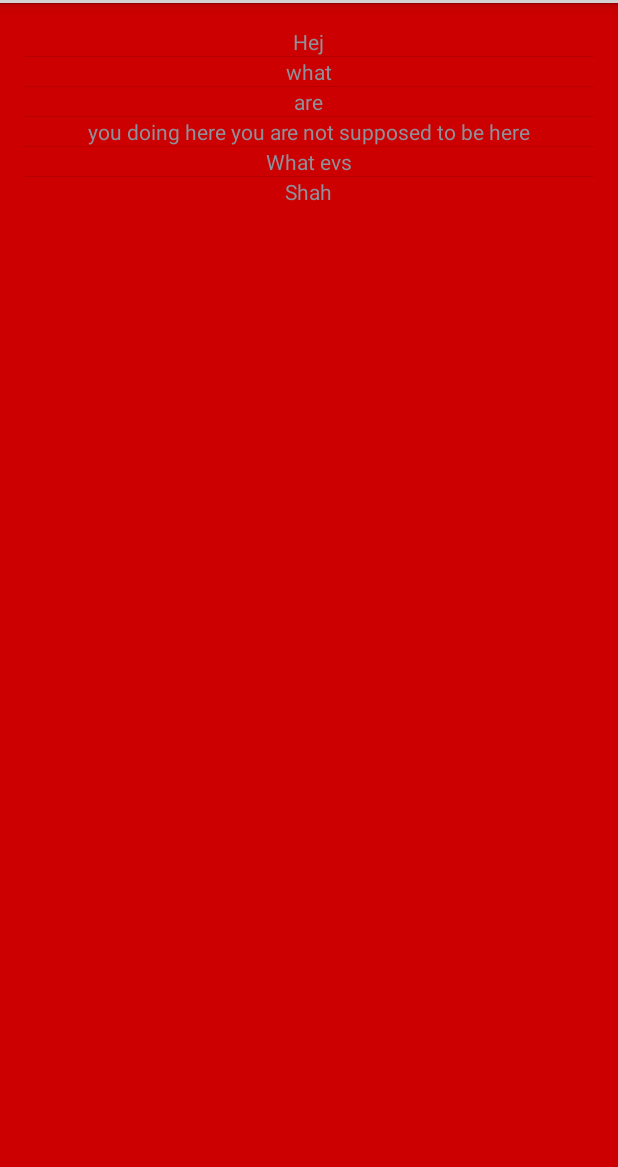
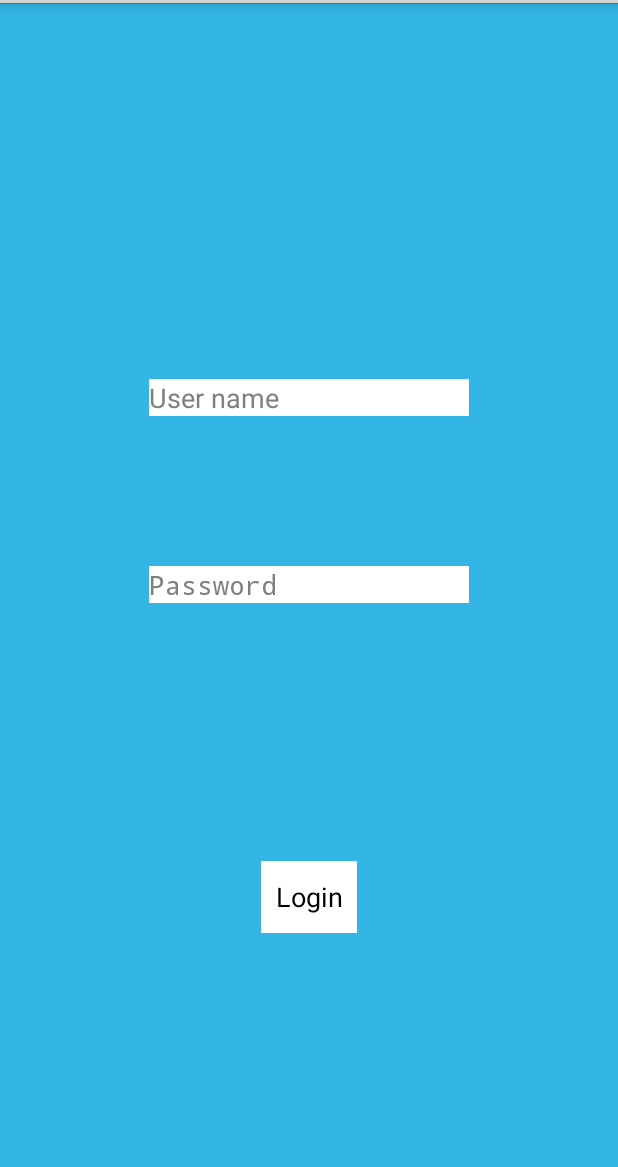
Before and after one commit to c0detupus/twitterU, an Android app: the screen it shows after launch (MainActivity), on a phone screen of 412 x 824 dp, the part 69-1236 px from its top. Run offline under Robolectric (Android 15) with nearby library versions, the phone set to English and light mode, and no system bars.

```diff
--- a/app/build.gradle
+++ b/app/build.gradle
@@ -21,8 +21,8 @@ android {
 
 dependencies {
     compile fileTree(dir: 'libs', include: ['*.jar'])
-
-
+    compile 'com.etsy.android.grid:library:1.0.5' // see changelog
+    compile 'org.twitter4j:twitter4j-core:4.0.1'
 
 
 
@@ -36,9 +36,7 @@ dependencies {
         mavenCentral()
     }
 
-    dependencies {
-        compile 'com.etsy.android.grid:library:1.0.5' // see changelog
-    }
+
 
 
 }
--- a/app/src/main/AndroidManifest.xml
+++ b/app/src/main/AndroidManifest.xml
@@ -17,6 +17,14 @@
                 <category android:name="android.intent.category.LAUNCHER" />
             </intent-filter>
         </activity>
+
     </application>
 
+    <!-- Permission - Internet Connect -->
+    <uses-permission android:name="android.permission.INTERNET" />
+
+    <!-- Network State Permissions -->
+    <uses-permission android:name="android.permission.ACCESS_NETWORK_STATE" />
+
+
 </manifest>
--- a/app/src/main/java/com/afk/twitteru/activities/MainActivity.java
+++ b/app/src/main/java/com/afk/twitteru/activities/MainActivity.java
@@ -5,31 +5,39 @@ import android.app.FragmentManager;
 import android.app.FragmentTransaction;
 import android.content.res.Configuration;
 
+import android.net.Uri;
 import android.os.Bundle;
 import android.util.Log;
 import android.view.Menu;
 import android.view.MenuItem;
 
 import com.afk.twitteru.R;
-import com.afk.twitteru.enums.Tags;
 import com.afk.twitteru.fragments.ListViewFragment;
+import com.afk.twitteru.fragments.LoginFragment;
 import com.afk.twitteru.fragments.StaggeredGridFragment;
 
 import static android.content.res.Configuration.ORIENTATION_LANDSCAPE;
 import static android.content.res.Configuration.ORIENTATION_PORTRAIT;
 
 
-public class MainActivity extends Activity {
+public class MainActivity extends Activity implements LoginFragment.OnFragmentInteractionListener {
+
+    // Note: Your consumer key and secret should be obfuscated in your source code before shipping.
+    private static final String TWITTER_KEY = "brI7DXOJVCDNeUanRVnut410q";
+    private static final String TWITTER_SECRET = "7Kl2tOVOhJkZcSeczmtgkgDKKIZ7vrm2Sx2qMr6vrip08XS32C";
+
 
 
     private String log = "LOG";
-
+    private boolean loggedIn;
 
     @Override
     protected void onCreate(Bundle savedInstanceState) {
         super.onCreate(savedInstanceState);
+
         setContentView(R.layout.activity_main);
 
+        loggedIn = false;
         if (findViewById(R.id.fragment_holder) != null) {
 
             if (savedInstanceState != null) {
@@ -41,10 +49,19 @@ public class MainActivity extends Activity {
             FragmentTransaction ft = fm.beginTransaction();
 
 
-            ListViewFragment listViewFragment = new ListViewFragment();
+//            ListViewFragment listViewFragment = new ListViewFragment();
+            LoginFragment loginFragment = new LoginFragment();
 
-            ft.add(R.id.fragment_holder, listViewFragment);
-            ft.commit();
+            if(loggedIn){
+               onConfigurationChanged(getResources().getConfiguration());
+            }else{
+                ft.add(R.id.fragment_holder, loginFragment);
+                ft.commit();
+
+            }
+
+//            ft.add(R.id.fragment_holder, loginFragment);
+//            ft.commit();
 
 
         }
@@ -58,7 +75,7 @@ public class MainActivity extends Activity {
         Log.d(log, "orientation changed");
 
 
-        int currentOrientation = getResources().getConfiguration().orientation;
+        int currentOrientation = newConfig.orientation;
 
 
         FragmentManager fm = getFragmentManager();
@@ -108,4 +125,8 @@ public class MainActivity extends Activity {
     }
 
 
+    @Override
+    public void onFragmentInteraction(Uri uri) {
+
+    }
 }
--- a/app/src/main/java/com/afk/twitteru/fragments/ListViewFragment.java
+++ b/app/src/main/java/com/afk/twitteru/fragments/ListViewFragment.java
@@ -24,8 +24,6 @@ public class ListViewFragment extends Fragment {
     private ListView tweetListView;
 
 
-    public ListViewFragment() {
-    }
 
     @Override
     public View onCreateView(LayoutInflater inflater, ViewGroup container,
--- /dev/null
+++ b/app/src/main/java/com/afk/twitteru/fragments/LoginFragment.java
@@ -0,0 +1,87 @@
+package com.afk.twitteru.fragments;
+
+import android.app.Activity;
+import android.net.Uri;
+import android.os.Bundle;
+import android.app.Fragment;
+import android.view.LayoutInflater;
+import android.view.View;
+import android.view.ViewGroup;
+
+import com.afk.twitteru.R;
+
+
+/**
+ * A simple {@link Fragment} subclass.
+ * Activities that contain this fragment must implement the
+ * {@link LoginFragment.OnFragmentInteractionListener} interface
+ * to handle interaction events.
+ */
+public class LoginFragment extends Fragment {
+
+    private OnFragmentInteractionListener mListener;
+
+
+    public LoginFragment() {
+        // Required empty public constructor
+    }
+
+
+    @Override
+    public View onCreateView(LayoutInflater inflater, ViewGroup container,
+                             Bundle savedInstanceState) {
+        // Inflate the layout for this fragment
+
+
+        return inflater.inflate(R.layout.fragment_login, container, false);
+    }
+
+//    // TODO: Rename method, update argument and hook method into UI event
+//    public void onButtonPressed(Uri uri) {
+//        if (mListener != null) {
+//            mListener.onFragmentInteraction(uri);
+//        }
+//    }
+
+
+    @Override
+    public void onActivityCreated(Bundle savedInstanceState) {
+        super.onActivityCreated(savedInstanceState);
+
+
+    }
+
+
+    @Override
+    public void onAttach(Activity activity) {
+        super.onAttach(activity);
+        try {
+            mListener = (OnFragmentInteractionListener) activity;
+        } catch (ClassCastException e) {
+            throw new ClassCastException(activity.toString()
+                    + " must implement OnFragmentInteractionListener");
+        }
+    }
+
+    @Override
+    public void onDetach() {
+        super.onDetach();
+        mListener = null;
+    }
+
+    /**
+     * This interface must be implemented by activities that contain this
+     * fragment to allow an interaction in this fragment to be communicated
+     * to the activity and potentially other fragments contained in that
+     * activity.
+     * <p/>
+     * See the Android Training lesson <a href=
+     * "http://developer.android.com/training/basics/fragments/communicating.html"
+     * >Communicating with Other Fragments</a> for more information.
+     */
+    public interface OnFragmentInteractionListener {
+        // TODO: Update argument type and name
+        public void onFragmentInteraction(Uri uri);
+    }
+
+}
--- a/app/src/main/res/layout/fragment_list_view.xml
+++ b/app/src/main/res/layout/fragment_list_view.xml
@@ -6,7 +6,7 @@
     android:paddingLeft="@dimen/activity_horizontal_margin"
     android:paddingRight="@dimen/activity_horizontal_margin"
     android:paddingTop="@dimen/activity_vertical_margin"
-    android:background="#FFCC0000"
+    android:background="#FF33B5E5"
     tools:context=".MainActivityFragment">
 
     <ListView
--- /dev/null
+++ b/app/src/main/res/layout/fragment_login.xml
@@ -0,0 +1,47 @@
+<RelativeLayout xmlns:android="http://schemas.android.com/apk/res/android"
+    xmlns:tools="http://schemas.android.com/tools"
+    android:layout_width="match_parent"
+    android:layout_height="match_parent"
+    android:background="#FF33B5E5"
+    tools:context="com.afk.twitteru.fragments.LoginFragment">
+
+
+    <Button
+        android:background="#ffffff"
+        android:id="@+id/login_button"
+        android:layout_width="wrap_content"
+        android:layout_height="wrap_content"
+        android:layout_alignParentBottom="true"
+        android:layout_centerHorizontal="true"
+        android:layout_marginBottom="156dp"
+        android:text="@string/button_login_fragment" />
+
+
+    <EditText
+        android:id="@+id/passwordET"
+        android:layout_width="wrap_content"
+        android:layout_height="wrap_content"
+        android:layout_centerHorizontal="true"
+        android:layout_centerVertical="true"
+        android:background="#ffffff"
+        android:ems="10"
+        android:hint="@string/password_login_fragment"
+        android:inputType="textPassword"
+        android:password="true" />
+
+    <EditText
+        android:id="@+id/userNameET"
+        android:layout_width="wrap_content"
+        android:layout_height="wrap_content"
+        android:layout_above="@+id/passwordET"
+        android:layout_centerHorizontal="true"
+        android:layout_marginBottom="100dp"
+        android:background="#ffffff"
+        android:ems="10"
+        android:hint="@string/username_login_fragment"
+        android:inputType="textPersonName" />
+
+
+
+
+</RelativeLayout>
--- a/app/src/main/res/values/strings.xml
+++ b/app/src/main/res/values/strings.xml
@@ -1,8 +1,11 @@
 <resources>
     <string name="app_name">TwitterU</string>
-    <string name="hello_world">Hello world!</string>
+
     <string name="action_settings">Settings</string>
 
 <!-- TODO: Remove or change this placeholder text -->
-    <string name="hello_blank_fragment">Hello blank fragment</string>
+
+    <string name="username_login_fragment">User name</string>
+    <string name="password_login_fragment">Password</string>
+    <string name="button_login_fragment">Login</string>
 </resources>
```
Also changed, not shown: 4 other files.
